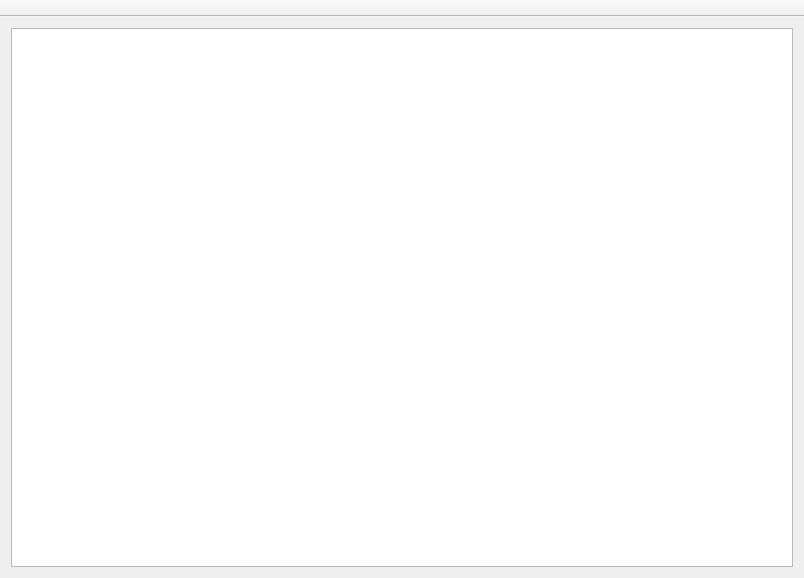
First picture: the form in mainwindow.ui, repository Txikilinux/abuledu-minitexte, before the edit.
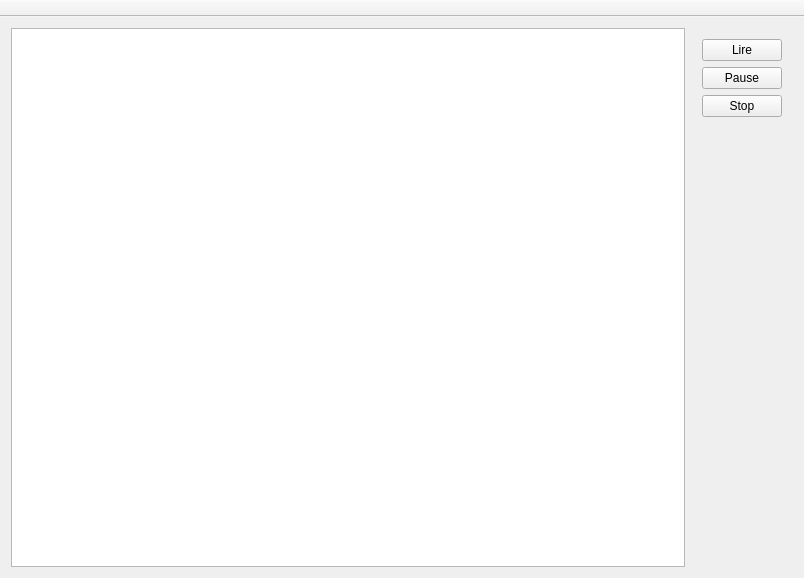
Second picture: the form after the edit.

Diff of the .ui file:
```diff
--- a/mainwindow.ui
+++ b/mainwindow.ui
@@ -15,13 +15,53 @@
   </property>
   <widget class="QWidget" name="centralWidget">
    <layout class="QGridLayout" name="gridLayout">
-    <item row="0" column="0">
+    <item row="0" column="3">
      <widget class="QTextEdit" name="teZoneTexte">
       <property name="autoFormatting">
        <set>QTextEdit::AutoAll</set>
       </property>
      </widget>
     </item>
+    <item row="0" column="4">
+     <widget class="QFrame" name="frmPico">
+      <layout class="QVBoxLayout" name="verticalLayout">
+       <item>
+        <widget class="QPushButton" name="btnLire">
+         <property name="text">
+          <string>Lire</string>
+         </property>
+        </widget>
+       </item>
+       <item>
+        <widget class="QPushButton" name="btnPause">
+         <property name="text">
+          <string>Pause</string>
+         </property>
+        </widget>
+       </item>
+       <item>
+        <widget class="QPushButton" name="btnStop">
+         <property name="text">
+          <string>Stop</string>
+         </property>
+        </widget>
+       </item>
+       <item>
+        <spacer name="verticalSpacer">
+         <property name="orientation">
+          <enum>Qt::Vertical</enum>
+         </property>
+         <property name="sizeHint" stdset="0">
+          <size>
+           <width>20</width>
+           <height>40</height>
+          </size>
+         </property>
+        </spacer>
+       </item>
+      </layout>
+     </widget>
+    </item>
    </layout>
   </widget>
   <widget class="QToolBar" name="toolBar">
```
